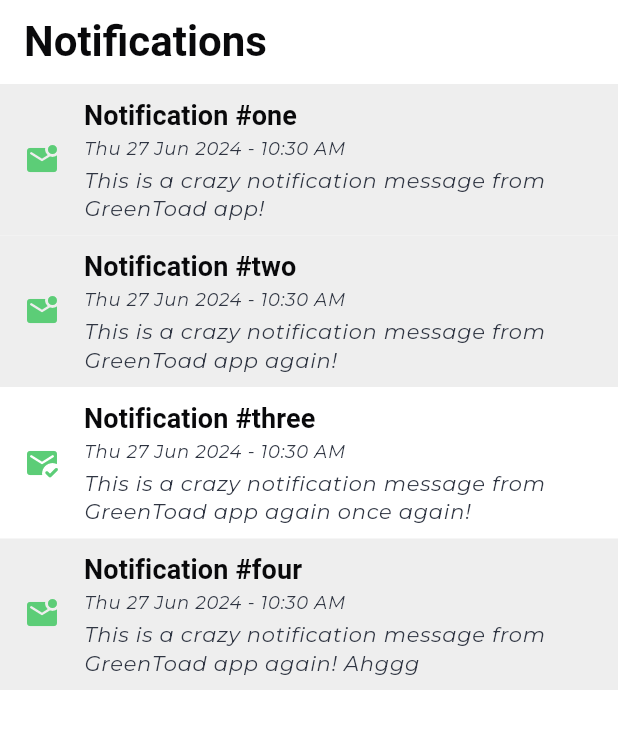
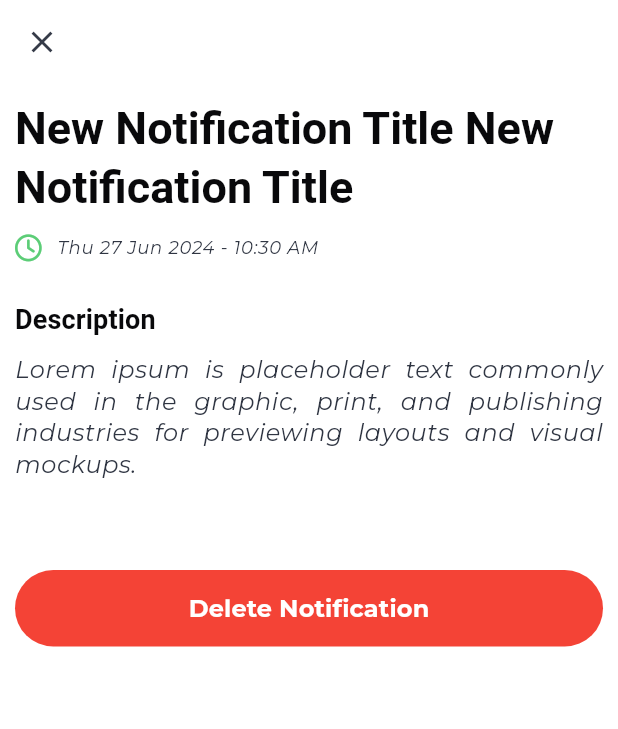
Before and after one commit to aarsh2982/GreenToad, a Flutter app: the NotificationsView screen opened by its route, after a tap on "Notification #one", on a phone screen of 412 x 824 dp. Shown: the top 729 px of the screen. Run offline on Flutter 3.47's test engine with Material 3 defaults, Android fonts, the phone set to English and light mode, and no system bars; our stand-ins replace carousel_slider, flutter_riverpod, font_awesome_flutter, go_router, lottie, percent_indicator and 3 more; accounts and stored records are empty; project files that could hold a hidden picture were left out.

Commit message:
single notification view completed

```diff
--- /dev/null
+++ b/lib/routes/page_transitions.dart
@@ -0,0 +1,30 @@
+// Custom Page Transitions class
+
+import 'package:flutter/material.dart';
+
+class PageTransitions {
+  // Fade Page transition
+  static FadeTransition fadePageTransition(
+      Animation<double> opacity, Widget child) {
+    return FadeTransition(
+      opacity: opacity,
+      child: child,
+    );
+  }
+
+  // Slide up transition
+  static SlideTransition slideUpTransition(
+      Animation<double> animation, Widget child) {
+    return SlideTransition(
+      position: animation.drive(
+        Tween(
+          begin: const Offset(0.0, 1.0),
+          end: Offset.zero,
+        ).chain(
+          CurveTween(curve: Curves.ease),
+        ),
+      ),
+      child: child,
+    );
+  }
+}
--- a/lib/routes/router.dart
+++ b/lib/routes/router.dart
@@ -8,9 +8,13 @@ import 'package:greentoad_app/views/splash/splash_view.dart';
 import 'package:greentoad_app/views/home/home_view.dart';
 import 'package:greentoad_app/views/settings/settings_view.dart';
 import 'package:greentoad_app/views/notifications/notifications_view.dart';
+import 'package:greentoad_app/views/notifications/single_notification_view.dart';
 import 'package:greentoad_app/views/taskboards/taskboards_view.dart';
 import 'package:greentoad_app/views/taskboards/create_taskboard_view.dart';
 import 'package:greentoad_app/views/taskboards/single_taskboard_view.dart';
+
+// page transitions
+import 'package:greentoad_app/routes/page_transitions.dart';
 
 // App Router
 class AppRouter {
@@ -29,10 +33,7 @@ class AppRouter {
           key: state.pageKey,
           child: const HomeView(),
           transitionsBuilder: (context, animation, secondaryAnimation, child) {
-            return FadeTransition(
-              opacity: animation,
-              child: child,
-            );
+            return PageTransitions.fadePageTransition(animation, child);
           },
         ),
       ),
@@ -43,6 +44,22 @@ class AppRouter {
       GoRoute(
         path: "/notifications",
         builder: (context, state) => const NotificationsView(),
+      ),
+      GoRoute(
+        path: "/notifications/:id",
+        pageBuilder: (context, state) {
+          final id = state.pathParameters["id"]!;
+
+          return CustomTransitionPage(
+            child: SingleNotificationView(
+              notificationId: id,
+            ),
+            transitionsBuilder:
+                (context, animation, secondaryAnimation, child) {
+              return PageTransitions.slideUpTransition(animation, child);
+            },
+          );
+        },
       ),
       GoRoute(
         path: "/taskboards",
--- /dev/null
+++ b/lib/views/notifications/single_notification_view.dart
@@ -0,0 +1,126 @@
+// Single Notification View
+import 'package:flutter/material.dart';
+import 'package:font_awesome_flutter/font_awesome_flutter.dart';
+import 'package:go_router/go_router.dart';
+import 'package:intl/intl.dart';
+import 'package:greentoad_app/config/constants.dart';
+
+class SingleNotificationView extends StatefulWidget {
+  final String notificationId;
+  const SingleNotificationView({
+    super.key,
+    required this.notificationId,
+  });
+
+  @override
+  State<SingleNotificationView> createState() => _SingleNotificationViewState();
+}
+
+class _SingleNotificationViewState extends State<SingleNotificationView> {
+  @override
+  Widget build(BuildContext context) {
+    return Scaffold(
+      appBar: AppBar(
+        leading: IconButton(
+          onPressed: () {
+            context.pop();
+          },
+          icon: const Icon(Icons.close),
+        ),
+      ),
+      body: SafeArea(
+        child: Padding(
+          padding: const EdgeInsets.all(10.0),
+          child: Column(
+            mainAxisAlignment: MainAxisAlignment.start,
+            crossAxisAlignment: CrossAxisAlignment.stretch,
+            children: [
+              _buildHeader(context),
+              _buildTimeStamp(context),
+              _buildDescription(context),
+              _buildDeleteButton(),
+            ],
+          ),
+        ),
+      ),
+    );
+  }
+
+  // destructured headline widget
+  Widget _buildHeader(BuildContext context) {
+    return Text(
+      "New Notification Title New Notification Title",
+      style: Theme.of(context).textTheme.headlineMedium,
+    );
+  }
+
+  // destructured timestamp widget
+  Widget _buildTimeStamp(BuildContext context) {
+    return Padding(
+      padding: const EdgeInsets.fromLTRB(0, 12.0, 0, 26.0),
+      child: Row(
+        crossAxisAlignment: CrossAxisAlignment.center,
+        mainAxisAlignment: MainAxisAlignment.start,
+        children: [
+          const Icon(
+            FontAwesomeIcons.clock,
+            color: primaryColor,
+            size: 18.0,
+          ),
+          const SizedBox(width: 10.0),
+          Text(
+            DateFormat("EEE dd MMM yyyy - hh:mm a").format(DateTime.now()),
+            style: Theme.of(context).textTheme.labelSmall,
+          ),
+        ],
+      ),
+    );
+  }
+
+  // destructured notification description widget
+  Widget _buildDescription(BuildContext context) {
+    return Column(
+      crossAxisAlignment: CrossAxisAlignment.stretch,
+      children: [
+        Text(
+          "Description",
+          style: Theme.of(context).textTheme.titleSmall,
+        ),
+        const SizedBox(height: 10.0),
+        Text(
+          "Lorem ipsum is placeholder text commonly used in the graphic, print, and publishing industries for previewing layouts and visual mockups.",
+          textAlign: TextAlign.justify,
+          style: Theme.of(context).textTheme.bodySmall,
+        ),
+      ],
+    );
+  }
+
+  // destructured delete button widget
+  Widget _buildDeleteButton() {
+    return Container(
+      margin: const EdgeInsets.only(top: 60.0),
+      child: ElevatedButton(
+        onPressed: () {
+          context.pop();
+        },
+        style: ButtonStyle(
+          elevation: const WidgetStatePropertyAll(0),
+          overlayColor: WidgetStatePropertyAll(Colors.red[700]),
+          backgroundColor: const WidgetStatePropertyAll(Colors.red),
+          padding: const WidgetStatePropertyAll(
+            EdgeInsets.symmetric(vertical: 14.0),
+          ),
+        ),
+        child: const Text(
+          "Delete Notification",
+          style: TextStyle(
+            color: Colors.white,
+            fontSize: 16.0,
+            fontWeight: FontWeight.w600,
+          ),
+        ),
+      ),
+    );
+  }
+}
--- a/lib/views/notifications/widgets/single_notification_tile.dart
+++ b/lib/views/notifications/widgets/single_notification_tile.dart
@@ -1,5 +1,5 @@
 // Single List Tile Widget for Notifications View
-
+import 'package:go_router/go_router.dart';
 import 'package:flutter/material.dart';
 import 'package:intl/intl.dart';
 import 'package:greentoad_app/config/constants.dart';
@@ -29,6 +29,7 @@ class _SingleNotificationTileState extends State<SingleNotificationTile> {
   Widget build(BuildContext context) {
     return ListTile(
       onTap: () {
+        context.push("/notifications/${widget.id}");
         print("Take user to notification which has id: ${widget.id}");
       },
       isThreeLine: false,
```
